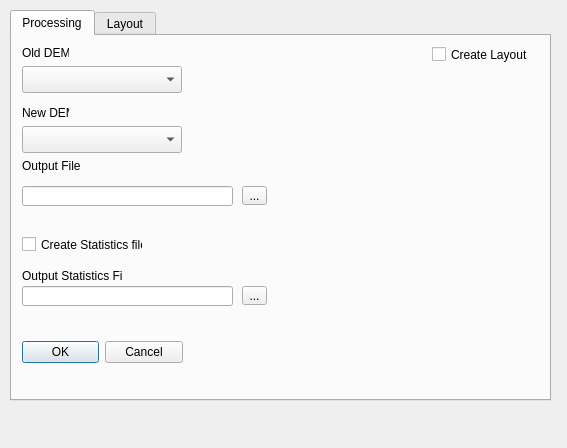
The window that raster_vol_test/raster_vol_test_dialog_base.ui (sfajardot/qgis-thesis) describes before a commit, drawn with Qt 5.
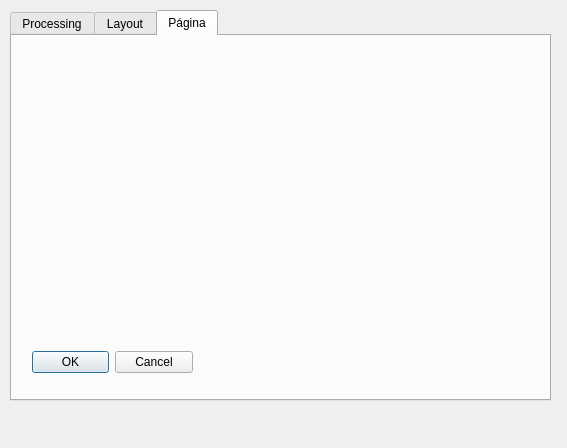
The same window after the commit. The open tabs and pages were chosen to show the change. Custom widgets are drawn as their Qt base class.

Commit message: Updated icon organized functions and tabs

The edit to the form file:
```diff
--- a/raster_vol_test/raster_vol_test_dialog_base.ui
+++ b/raster_vol_test/raster_vol_test_dialog_base.ui
@@ -223,6 +223,27 @@
      </property>
     </widget>
    </widget>
+   <widget class="QWidget" name="tab_3">
+    <attribute name="title">
+     <string>Página</string>
+    </attribute>
+    <widget class="QDialogButtonBox" name="btnTester">
+     <property name="geometry">
+      <rect>
+       <x>20</x>
+       <y>310</y>
+       <width>161</width>
+       <height>32</height>
+      </rect>
+     </property>
+     <property name="orientation">
+      <enum>Qt::Horizontal</enum>
+     </property>
+     <property name="standardButtons">
+      <set>QDialogButtonBox::Cancel|QDialogButtonBox::Ok</set>
+     </property>
+    </widget>
+   </widget>
   </widget>
  </widget>
  <customwidgets>
```
Left out of the diff: 8 changed lines with no effect on the pictures. The commit also changes 4 other files.
